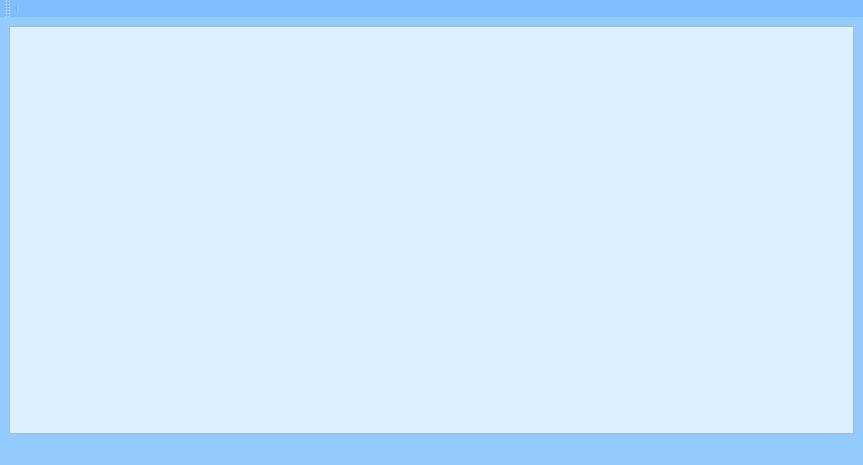
Artem259/univ2.1_OOP_lab2, file SmartClock/MainWindow.ui: the form before one commit.
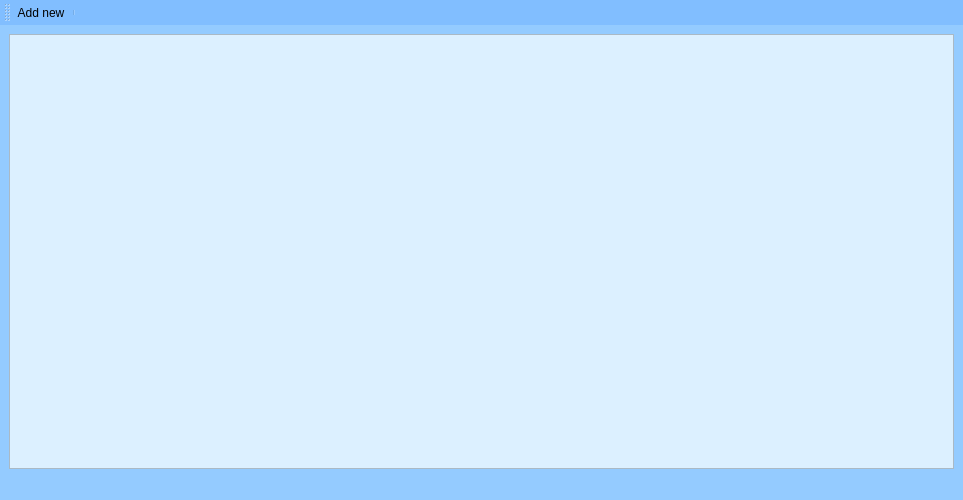
The form after the commit. Icons and pictures are not drawn.

Patch:
```diff
--- a/SmartClock/MainWindow.ui
+++ b/SmartClock/MainWindow.ui
@@ -6,8 +6,8 @@
    <rect>
     <x>0</x>
     <y>0</y>
-    <width>863</width>
-    <height>465</height>
+    <width>963</width>
+    <height>500</height>
    </rect>
   </property>
   <property name="minimumSize">
@@ -192,8 +192,24 @@
    <attribute name="toolBarBreak">
     <bool>false</bool>
    </attribute>
+   <addaction name="addNewTool"/>
    <addaction name="separator"/>
   </widget>
+  <action name="addNewTool">
+   <property name="icon">
+    <iconset resource="Resource.qrc">
+     <normaloff>:/prefix1/images/add_clock.png</normaloff>:/prefix1/images/add_clock.png</iconset>
+   </property>
+   <property name="text">
+    <string>Add new</string>
+   </property>
+   <property name="toolTip">
+    <string>Add new</string>
+   </property>
+   <property name="shortcut">
+    <string>Ctrl+=, Ctrl++</string>
+   </property>
+  </action>
  </widget>
  <resources/>
  <connections/>
```
Left out of the diff: 9 changed lines with no effect on the pictures.
